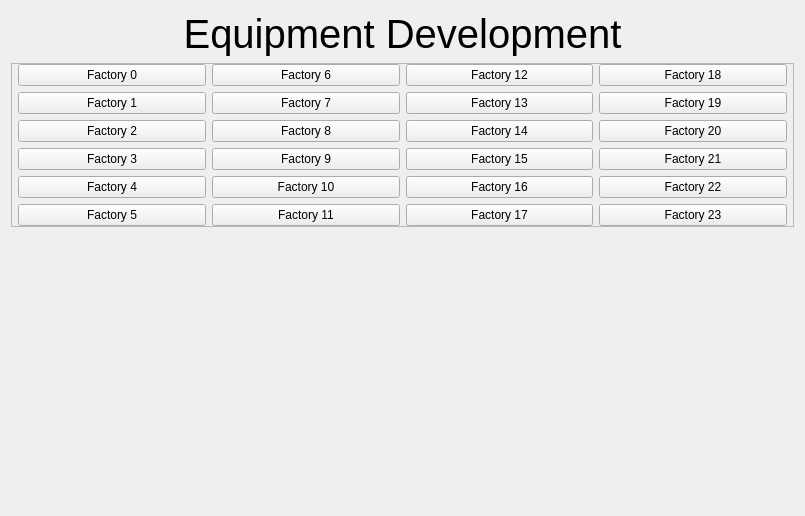
This is FleetMemories/ClientGUI/ui/factory/factoryarea.ui in ibicdlcod/GuoMuoRuoProject as Qt 5 draws it before an edit. The edited form follows.
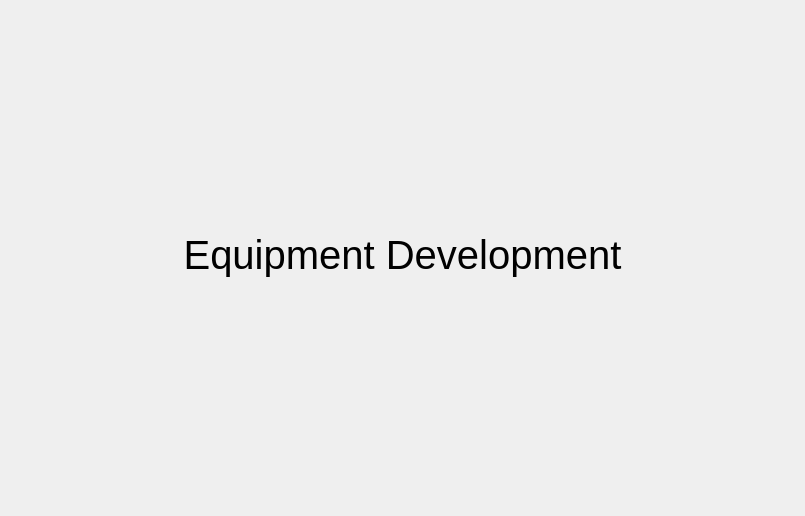
This is the edited form. Custom widgets are drawn as their Qt base class.

```diff
--- a/FleetMemories/ClientGUI/ui/factory/factoryarea.ui
+++ b/FleetMemories/ClientGUI/ui/factory/factoryarea.ui
@@ -20,7 +20,7 @@
    <item>
     <widget class="QLabel" name="FactoryLabel">
      <property name="sizePolicy">
-      <sizepolicy hsizetype="Preferred" vsizetype="MinimumExpanding">
+      <sizepolicy hsizetype="Expanding" vsizetype="Expanding">
        <horstretch>0</horstretch>
        <verstretch>1</verstretch>
       </sizepolicy>
@@ -38,235 +38,12 @@
      </property>
     </widget>
    </item>
-   <item>
-    <widget class="QFrame" name="Slots">
-     <property name="sizePolicy">
-      <sizepolicy hsizetype="Preferred" vsizetype="Expanding">
-       <horstretch>0</horstretch>
-       <verstretch>1</verstretch>
-      </sizepolicy>
-     </property>
-     <property name="minimumSize">
-      <size>
-       <width>0</width>
-       <height>0</height>
-      </size>
-     </property>
-     <property name="styleSheet">
-      <string notr="true"/>
-     </property>
-     <property name="frameShape">
-      <enum>QFrame::StyledPanel</enum>
-     </property>
-     <property name="frameShadow">
-      <enum>QFrame::Raised</enum>
-     </property>
-     <layout class="QVBoxLayout" name="verticalLayout_2">
-      <property name="spacing">
-       <number>6</number>
-      </property>
-      <property name="leftMargin">
-       <number>0</number>
-      </property>
-      <property name="topMargin">
-       <number>0</number>
-      </property>
-      <property name="rightMargin">
-       <number>0</number>
-      </property>
-      <property name="bottomMargin">
-       <number>0</number>
-      </property>
-      <item>
-       <layout class="QGridLayout" name="SlotGrid">
-        <property name="leftMargin">
-         <number>6</number>
-        </property>
-        <property name="topMargin">
-         <number>0</number>
-        </property>
-        <property name="rightMargin">
-         <number>6</number>
-        </property>
-        <item row="0" column="0">
-         <widget class="FactorySlot" name="Factory_Slot_0">
-          <property name="text">
-           <string>Factory 0</string>
-          </property>
-         </widget>
-        </item>
-        <item row="0" column="1">
-         <widget class="FactorySlot" name="Factory_Slot_6">
-          <property name="text">
-           <string>Factory 6</string>
-          </property>
-         </widget>
-        </item>
-        <item row="0" column="2">
-         <widget class="FactorySlot" name="Factory_Slot_12">
-          <property name="text">
-           <string>Factory 12</string>
-          </property>
-         </widget>
-        </item>
-        <item row="0" column="3">
-         <widget class="FactorySlot" name="Factory_Slot_18">
-          <property name="text">
-           <string>Factory 18</string>
-          </property>
-         </widget>
-        </item>
-        <item row="1" column="0">
-         <widget class="FactorySlot" name="Factory_Slot_1">
-          <property name="text">
-           <string>Factory 1</string>
-          </property>
-         </widget>
-        </item>
-        <item row="1" column="1">
-         <widget class="FactorySlot" name="Factory_Slot_7">
-          <property name="text">
-           <string>Factory 7</string>
-          </property>
-         </widget>
-        </item>
-        <item row="1" column="2">
-         <widget class="FactorySlot" name="Factory_Slot_13">
-          <property name="text">
-           <string>Factory 13</string>
-          </property>
-         </widget>
-        </item>
-        <item row="1" column="3">
-         <widget class="FactorySlot" name="Factory_Slot_19">
-          <property name="text">
-           <string>Factory 19</string>
-          </property>
-         </widget>
-        </item>
-        <item row="2" column="0">
-         <widget class="FactorySlot" name="Factory_Slot_2">
-          <property name="text">
-           <string>Factory 2</string>
-          </property>
-         </widget>
-        </item>
-        <item row="2" column="1">
-         <widget class="FactorySlot" name="Factory_Slot_8">
-          <property name="text">
-           <string>Factory 8</string>
-          </property>
-         </widget>
-        </item>
-        <item row="2" column="2">
-         <widget class="FactorySlot" name="Factory_Slot_14">
-          <property name="text">
-           <string>Factory 14</string>
-          </property>
-         </widget>
-        </item>
-        <item row="2" column="3">
-         <widget class="FactorySlot" name="Factory_Slot_20">
-          <property name="text">
-           <string>Factory 20</string>
-          </property>
-         </widget>
-        </item>
-        <item row="3" column="0">
-         <widget class="FactorySlot" name="Factory_Slot_3">
-          <property name="text">
-           <string>Factory 3</string>
-          </property>
-         </widget>
-        </item>
-        <item row="3" column="1">
-         <widget class="FactorySlot" name="Factory_Slot_9">
-          <property name="text">
-           <string>Factory 9</string>
-          </property>
-         </widget>
-        </item>
-        <item row="3" column="2">
-         <widget class="FactorySlot" name="Factory_Slot_15">
-          <property name="text">
-           <string>Factory 15</string>
-          </property>
-         </widget>
-        </item>
-        <item row="3" column="3">
-         <widget class="FactorySlot" name="Factory_Slot_21">
-          <property name="text">
-           <string>Factory 21</string>
-          </property>
-         </widget>
-        </item>
-        <item row="4" column="0">
-         <widget class="FactorySlot" name="Factory_Slot_4">
-          <property name="text">
-           <string>Factory 4</string>
-          </property>
-         </widget>
-        </item>
-        <item row="4" column="1">
-         <widget class="FactorySlot" name="Factory_Slot_10">
-          <property name="text">
-           <string>Factory 10</string>
-          </property>
-         </widget>
-        </item>
-        <item row="4" column="2">
-         <widget class="FactorySlot" name="Factory_Slot_16">
-          <property name="text">
-           <string>Factory 16</string>
-          </property>
-         </widget>
-        </item>
-        <item row="4" column="3">
-         <widget class="FactorySlot" name="Factory_Slot_22">
-          <property name="text">
-           <string>Factory 22</string>
-          </property>
-         </widget>
-        </item>
-        <item row="5" column="0">
-         <widget class="FactorySlot" name="Factory_Slot_5">
-          <property name="text">
-           <string>Factory 5</string>
-          </property>
-         </widget>
-        </item>
-        <item row="5" column="1">
-         <widget class="FactorySlot" name="Factory_Slot_11">
-          <property name="text">
-           <string>Factory 11</string>
-          </property>
-         </widget>
-        </item>
-        <item row="5" column="2">
-         <widget class="FactorySlot" name="Factory_Slot_17">
-          <property name="text">
-           <string>Factory 17</string>
-          </property>
-         </widget>
-        </item>
-        <item row="5" column="3">
-         <widget class="FactorySlot" name="Factory_Slot_23">
-          <property name="text">
-           <string>Factory 23</string>
-          </property>
-         </widget>
-        </item>
-       </layout>
-      </item>
-     </layout>
-    </widget>
-   </item>
    <item>
     <widget class="QWidget" name="ArsenalArea" native="true">
      <property name="sizePolicy">
-      <sizepolicy hsizetype="Expanding" vsizetype="Expanding">
+      <sizepolicy hsizetype="Expanding" vsizetype="Maximum">
        <horstretch>255</horstretch>
-       <verstretch>255</verstretch>
+       <verstretch>1</verstretch>
       </sizepolicy>
      </property>
      <property name="styleSheet">
@@ -276,13 +53,6 @@
    </item>
   </layout>
  </widget>
- <customwidgets>
-  <customwidget>
-   <class>FactorySlot</class>
-   <extends>QPushButton</extends>
-   <header>FactorySlot/factoryslot.h</header>
-  </customwidget>
- </customwidgets>
  <resources/>
  <connections/>
 </ui>
```
